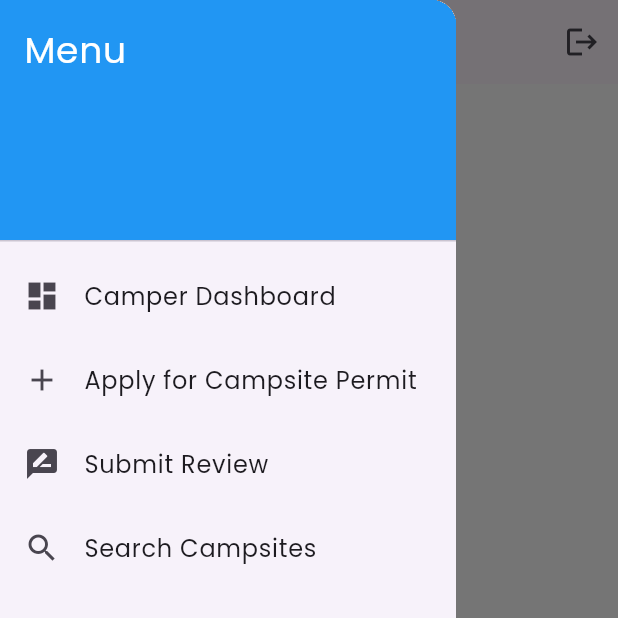
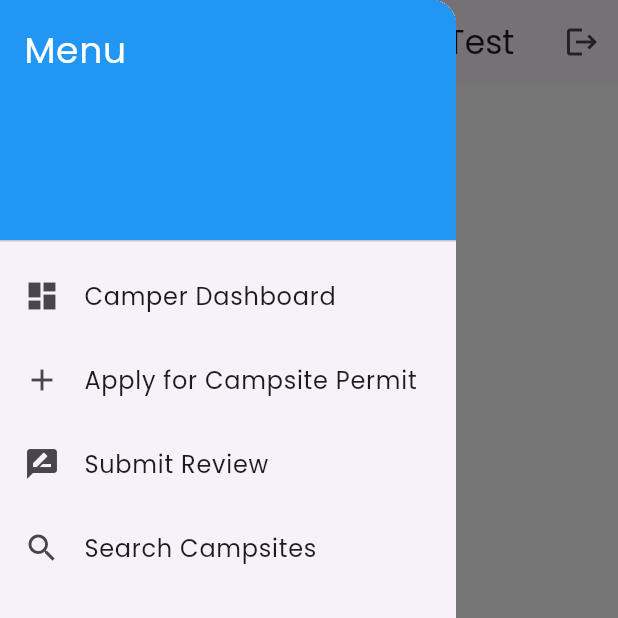
Before and after one commit to qinyeeLisa/campsite-permit-app, a Flutter app: the CamperHomeScreen screen opened by its route, with the side drawer open, on a phone screen of 412 x 824 dp, the top half of it. Run offline on Flutter 3.47's test engine with Material 3 defaults, Android fonts, the phone set to English and light mode, and no system bars; our stand-ins replace cloud_firestore, firebase_auth, firebase_core, flutter_svg, google_fonts, google_sign_in and 1 more; accounts and stored records are empty; network calls fail.

Commit message:
test commit

```diff
--- a/lib/Screens/Camper/camper_home_screen.dart
+++ b/lib/Screens/Camper/camper_home_screen.dart
@@ -83,7 +83,7 @@ class _CamperHomeScreenState extends State<CamperHomeScreen> {
   Widget build(BuildContext context) {
     return Scaffold(
       appBar: AppBar(
-        title: const Text('Camper Dashboard'),
+        title: const Text('Camper Dashboard Test'),
         actions: <Widget>[
           IconButton(
             icon: const Icon(Icons.logout),
```
